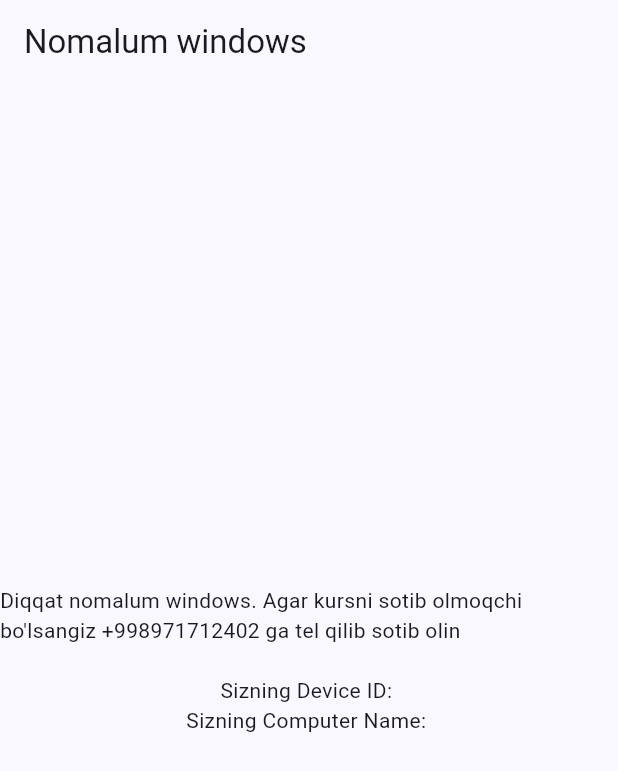
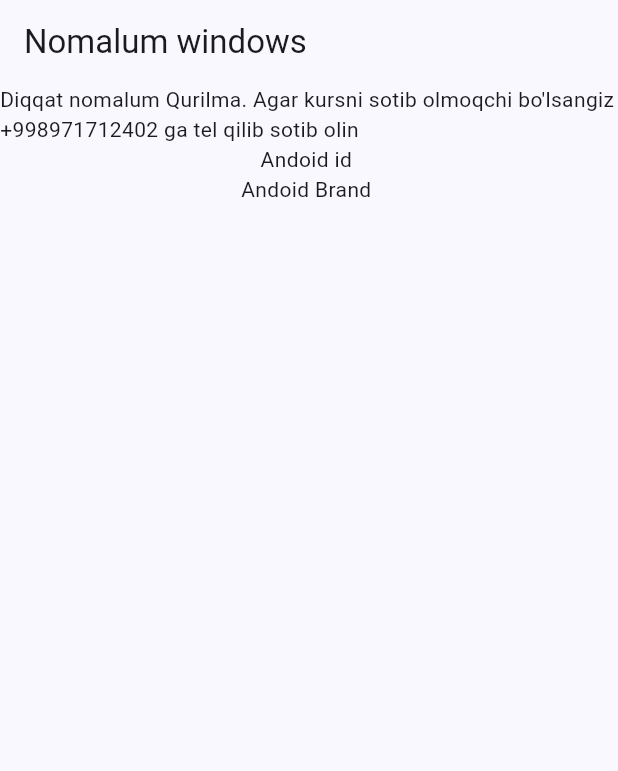
Before and after one commit to shohbozuz/desktop_app, a Flutter app: the screen it shows after launch, on a phone screen of 412 x 824 dp. Shown: the top 771 px of the screen. Run offline on Flutter 3.47's test engine with Material 3 defaults, Android fonts, the phone set to English and light mode, and no system bars; our stand-ins replace device_info_plus.

Commit message:
android add

```diff
--- a/lib/Error.dart
+++ b/lib/Error.dart
@@ -11,19 +11,30 @@ class BoshqaWindows extends StatelessWidget {
       appBar: AppBar(
         title: Text("Nomalum windows"),
       ),
-      body: Center(
-        child: Column(
-          mainAxisAlignment: MainAxisAlignment.center,
-          children: [
-            Text(
-              "Diqqat nomalum windows. Agar kursni sotib olmoqchi bo'lsangiz +998971712402 ga tel qilib sotib olin",
+      body: Column(
+        children: [
+          Center(
+            child:  Text(
+              "Diqqat nomalum Qurilma. Agar kursni sotib olmoqchi bo'lsangiz +998971712402 ga tel qilib sotib olin",
             ),
-            SizedBox(height: 20),
-            // BoshqaWindows widgetida ma'lumotlarni chiqarish
-            Text("Sizning Device ID: ${deviceData['deviceId']}"),
-            Text("Sizning Computer Name: ${deviceData['computerName']}"),
-          ],
-        ),
+          ),
+          if (Theme.of(context).platform == TargetPlatform.android)
+            Center(
+              child: Text("Andoid id ${deviceData['androidId']}"),
+            ),
+          if (Theme.of(context).platform == TargetPlatform.android)
+            Center(
+              child: Text("Andoid Brand ${deviceData['androidBrand']}"),
+            ),
+          if (Theme.of(context).platform == TargetPlatform.windows)
+            Center(
+              child: Text("Device id ${deviceData['deviceId']}"),
+            ),
+          if (Theme.of(context).platform == TargetPlatform.windows)
+            Center(
+              child: Text("Computer Name ${deviceData['computerName']}"),
+            ),
+        ],
       ),
     );
   }
--- a/lib/main.dart
+++ b/lib/main.dart
@@ -1,9 +1,9 @@
-import 'package:firstapp/Error.dart';
-import 'package:firstapp/Home.dart';
 import 'package:flutter/material.dart';
-import 'dart:async';
 import 'package:device_info_plus/device_info_plus.dart';
 import 'package:flutter/services.dart';
+
+import 'Error.dart';
+import 'Home.dart';
 
 void main() {
   runApp(const MyApp());
@@ -30,8 +30,13 @@ class _MyAppState extends State<MyApp> {
     var deviceData = <String, dynamic>{};
 
     try {
-      final WindowsDeviceInfo windowsInfo = await deviceInfoPlugin.windowsInfo;
-      deviceData = _readWindowsDeviceInfo(windowsInfo);
+      if (Theme.of(context).platform == TargetPlatform.android) {
+        final AndroidDeviceInfo androidInfo = await deviceInfoPlugin.androidInfo;
+        deviceData = _readAndroidBuildData(androidInfo);
+      } else if (Theme.of(context).platform == TargetPlatform.windows) {
+        final WindowsDeviceInfo windowsInfo = await deviceInfoPlugin.windowsInfo;
+        deviceData = _readWindowsDeviceInfo(windowsInfo);
+      }
     } on PlatformException catch (e) {
       deviceData = <String, dynamic>{
         'Error:': 'Failed to get platform version. ${e.message}'
@@ -44,18 +49,28 @@ class _MyAppState extends State<MyApp> {
       _deviceData = deviceData;
     });
 
-    print("Device ID: ${_deviceData['deviceId']}");
-    print("Computer Name: ${_deviceData['computerName']}");
+    print("Android Brand: ${_deviceData['androidBrand']}");
+    print("Android ID: ${_deviceData['androidId']}");
+  }
+
+  Map<String, dynamic> _readAndroidBuildData(AndroidDeviceInfo data) {
+    return <String, dynamic>{
+      'androidBrand': data.brand,
+      'androidId': data.id,
+      // Add other Android-specific data here as needed
+    };
   }
 
   Map<String, dynamic> _readWindowsDeviceInfo(WindowsDeviceInfo data) {
     return <String, dynamic>{
       'deviceId': data.deviceId,
       'computerName': data.computerName,
+      // Add other Windows-specific data here as needed
     };
   }
 
-  String men_bergan_device_id = "{337B43BA-6FA8-42EE-87E1-DF8E59399650}";
+  String men_bergan_windows_device_id = "{sB9EF1387-FF7A-4F3D-A838-EC8F01355536}";
+  String men_bergan_andoid_id = "UKQ1.230917.001";
 
   @override
   Widget build(BuildContext context) {
@@ -65,8 +80,12 @@ class _MyAppState extends State<MyApp> {
         colorSchemeSeed: const Color(0x9f4376f8),
       ),
       home: Scaffold(
-        body: _deviceData != null &&
-                _deviceData['deviceId'] == men_bergan_device_id
+        body: (_deviceData.containsKey('androidId') &&
+                _deviceData['androidId'] == men_bergan_andoid_id &&
+                Theme.of(context).platform == TargetPlatform.android ||
+                _deviceData.containsKey('deviceId') &&
+                    _deviceData['deviceId'] == men_bergan_windows_device_id &&
+                    Theme.of(context).platform == TargetPlatform.windows)
             ? Home(deviceData: _deviceData)
             : BoshqaWindows(deviceData: _deviceData),
       ),
```
Also changed, not shown: lib/Home.dart (+19 -7 lines), pubspec.lock.
